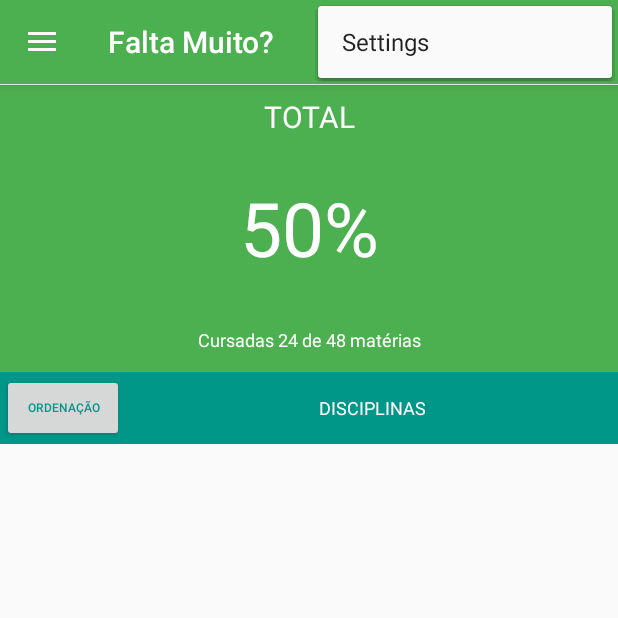
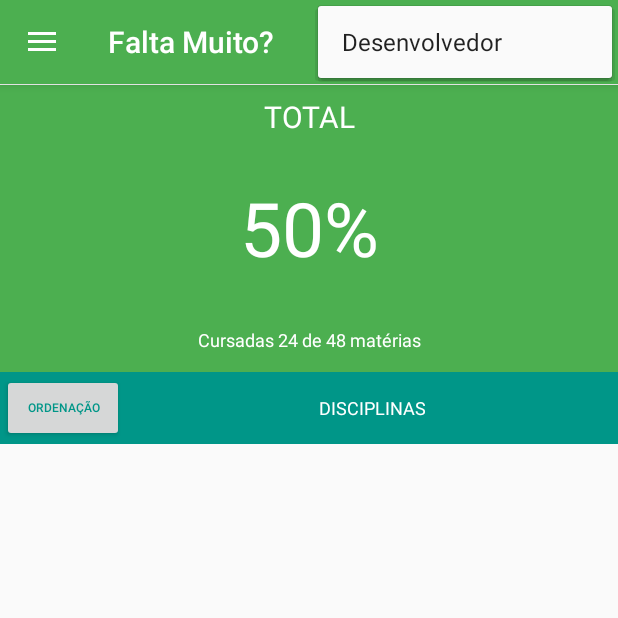
Before and after one commit to duanbressan/falta_muito, an Android app: the screen it shows after launch (MainActivity), with the options menu open, on a phone screen of 412 x 824 dp, the top half of it. Run offline under Robolectric (Android 15) with nearby library versions, the phone set to English and light mode, and no system bars; libraries missing offline, so code that uses them is left out: io.realm, org.achartengine; 17 statements that could not run were skipped.

Commit message:
Informações do desenvolvedor no OptionsMenu

```diff
--- a/app/src/main/java/duan/example/faltamuito/MainActivity.java
+++ b/app/src/main/java/duan/example/faltamuito/MainActivity.java
@@ -1,6 +1,7 @@
 package duan.example.faltamuito;
 
 import android.content.Intent;
+import android.net.Uri;
 import android.os.Bundle;
 import android.support.design.widget.NavigationView;
 import android.support.v4.view.GravityCompat;
@@ -13,8 +14,6 @@ import android.view.MenuItem;
 import android.widget.ListView;
 import android.widget.TextView;
 
-import org.achartengine.GraphicalView;
-
 import java.util.List;
 
 import duan.example.faltamuito.DAOs.DAOCategory;
@@ -22,12 +21,12 @@ import duan.example.faltamuito.DAOs.DAOSubject;
 import duan.example.faltamuito.adapters.SubjectsInformationAdapter;
 import duan.example.faltamuito.adapters.SubjectsInformationIntegralAdapter;
 import duan.example.faltamuito.models.Subject;
-import duan.example.faltamuito.utilitys.PieChartView;
 import io.realm.Realm;
 import io.realm.RealmConfiguration;
 
-public class MainActivity extends AppCompatActivity
-        implements NavigationView.OnNavigationItemSelectedListener {
+public class MainActivity extends AppCompatActivity implements NavigationView.OnNavigationItemSelectedListener {
+
+    private static String developer_url = "https://github.com/duanbressan";
 
     @Override
     protected void onCreate(Bundle savedInstanceState) {
@@ -70,7 +69,8 @@ public class MainActivity extends AppCompatActivity
     public boolean onOptionsItemSelected(MenuItem item) {
         int id = item.getItemId();
 
-        if (id == duan.example.faltamuito.R.id.action_settings) {
+        if (id == duan.example.faltamuito.R.id.action_dev) {
+            loadUrlDeveloperInfo();
             return true;
         }
 
@@ -232,4 +232,9 @@ public class MainActivity extends AppCompatActivity
 
         listView.setAdapter(subjectsAdapter);
     }
+
+    private void loadUrlDeveloperInfo(){
+        Intent browserIntent = new Intent(Intent.ACTION_VIEW, Uri.parse(developer_url));
+        startActivity(browserIntent);
+    }
 }
--- a/app/src/main/res/menu/main.xml
+++ b/app/src/main/res/menu/main.xml
@@ -2,8 +2,8 @@
 <menu xmlns:android="http://schemas.android.com/apk/res/android"
     xmlns:app="http://schemas.android.com/apk/res-auto">
     <item
-        android:id="@+id/action_settings"
+        android:id="@+id/action_dev"
         android:orderInCategory="100"
-        android:title="@string/action_settings"
+        android:title="@string/action_dev"
         app:showAsAction="never" />
 </menu>
--- a/app/src/main/res/values/strings.xml
+++ b/app/src/main/res/values/strings.xml
@@ -6,6 +6,7 @@
     <string name="navigation_drawer_close">Close navigation drawer</string>
 
     <string name="action_settings">Settings</string>
+    <string name="action_dev">Desenvolvedor</string>
     <string name="pagina">Página</string>
 
     <string name="minhas_materias">Minhas Matérias</string>
```
